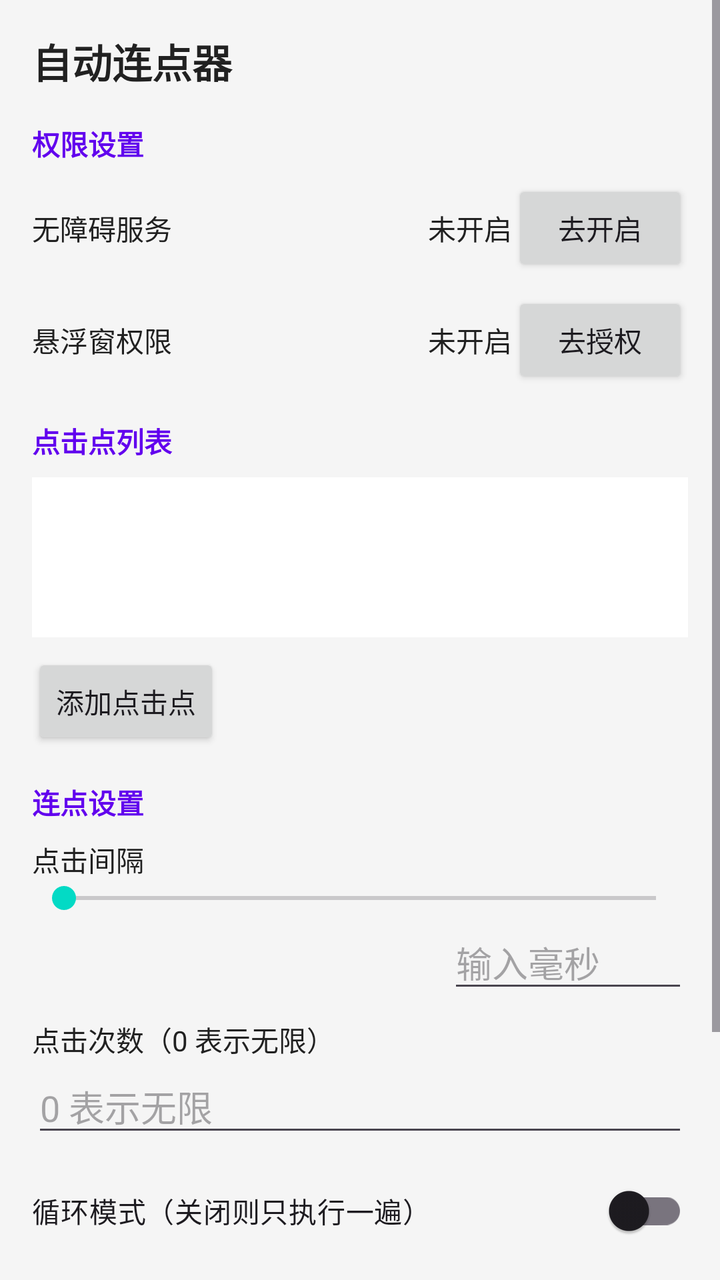
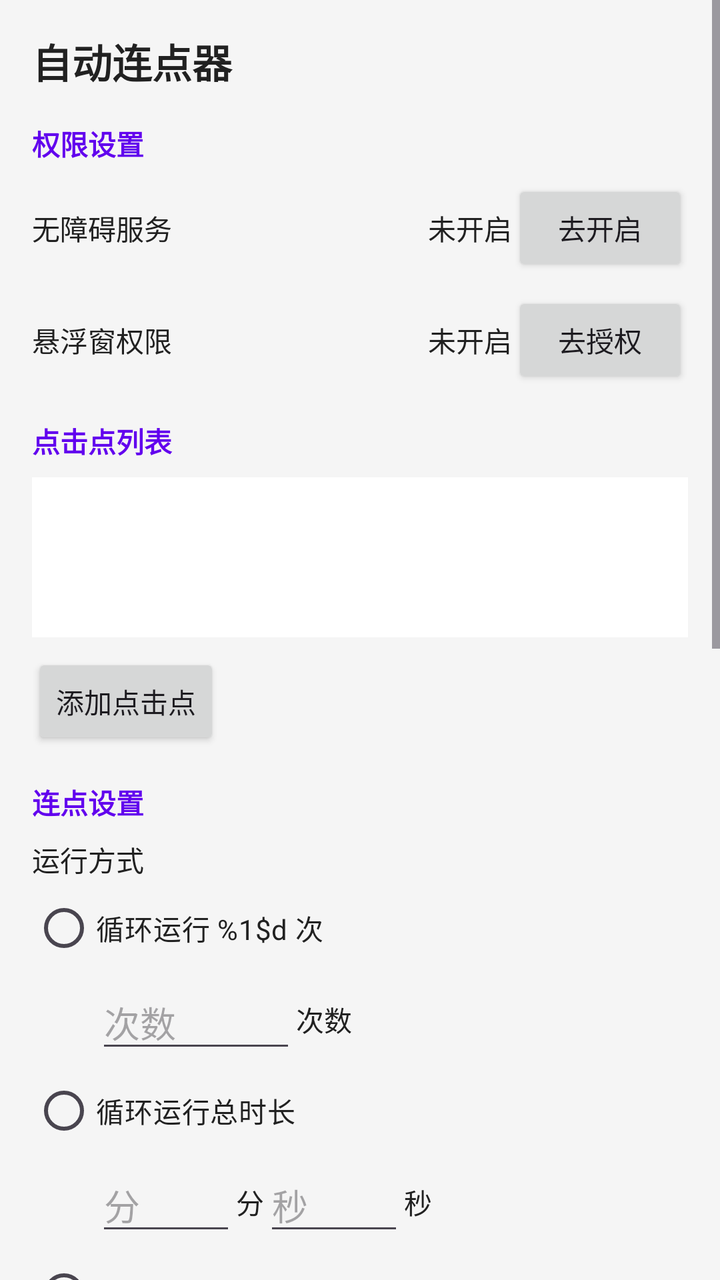

Compare the two renders of this Android layout. The source of the first and the diff that turns it into the second are given below.
<!-- AndroidManifest.xml: application theme Theme.AutoClicker -->
<!-- res/layout/activity_main.xml -->
<?xml version="1.0" encoding="utf-8"?>
<ScrollView xmlns:android="http://schemas.android.com/apk/res/android"
    android:layout_width="match_parent"
    android:layout_height="match_parent"
    android:background="@color/background">

    <LinearLayout
        android:layout_width="match_parent"
        android:layout_height="wrap_content"
        android:orientation="vertical"
        android:padding="@dimen/padding_medium">

        <TextView
            android:layout_width="match_parent"
            android:layout_height="wrap_content"
            android:text="@string/app_name"
            android:textColor="@color/text_primary"
            android:textSize="@dimen/text_size_title"
            android:textStyle="bold" />

        
        <TextView
            android:layout_width="match_parent"
            android:layout_height="wrap_content"
            android:layout_marginTop="@dimen/padding_medium"
            android:text="@string/section_permissions"
            android:textColor="@color/primary"
            android:textStyle="bold" />

        <LinearLayout
            android:layout_width="match_parent"
            android:layout_height="wrap_content"
            android:orientation="horizontal"
            android:gravity="center_vertical"
            android:paddingTop="@dimen/padding_small">

            <TextView
                android:layout_width="0dp"
                android:layout_height="wrap_content"
                android:layout_weight="1"
                android:text="@string/label_permission_accessibility"
                android:textColor="@color/text_primary" />

            <TextView
                android:id="@+id/tv_accessibility_status"
                android:layout_width="wrap_content"
                android:layout_height="wrap_content"
                android:text="@string/status_disabled"
                android:textColor="@color/text_primary" />

            <Button
                android:id="@+id/btn_accessibility"
                android:layout_width="wrap_content"
                android:layout_height="wrap_content"
                android:text="@string/btn_enable" />
        </LinearLayout>

        <LinearLayout
            android:layout_width="match_parent"
            android:layout_height="wrap_content"
            android:orientation="horizontal"
            android:gravity="center_vertical"
            android:paddingTop="@dimen/padding_small">

            <TextView
                android:layout_width="0dp"
                android:layout_height="wrap_content"
                android:layout_weight="1"
                android:text="@string/label_permission_overlay"
                android:textColor="@color/text_primary" />

            <TextView
                android:id="@+id/tv_overlay_status"
                android:layout_width="wrap_content"
                android:layout_height="wrap_content"
                android:text="@string/status_disabled"
                android:textColor="@color/text_primary" />

            <Button
                android:id="@+id/btn_overlay"
                android:layout_width="wrap_content"
                android:layout_height="wrap_content"
                android:text="@string/btn_grant" />
        </LinearLayout>

        
        <TextView
            android:layout_width="match_parent"
            android:layout_height="wrap_content"
            android:layout_marginTop="@dimen/padding_medium"
            android:text="@string/section_points"
            android:textColor="@color/primary"
            android:textStyle="bold" />

        <androidx.recyclerview.widget.RecyclerView
            android:id="@+id/recycler_points"
            android:layout_width="match_parent"
            android:layout_height="wrap_content"
            android:minHeight="80dp"
            android:background="@color/surface"
            android:layout_marginTop="@dimen/padding_small" />

        <Button
            android:id="@+id/btn_add_point"
            android:layout_width="wrap_content"
            android:layout_height="wrap_content"
            android:layout_marginTop="@dimen/padding_small"
            android:text="@string/btn_add_point" />

        
        <TextView
            android:layout_width="match_parent"
            android:layout_height="wrap_content"
            android:layout_marginTop="@dimen/padding_medium"
            android:text="@string/section_settings"
            android:textColor="@color/primary"
            android:textStyle="bold" />

        <TextView
            android:layout_width="match_parent"
            android:layout_height="wrap_content"
            android:layout_marginTop="@dimen/padding_small"
            android:text="@string/label_interval"
            android:textColor="@color/text_primary" />

        <SeekBar
            android:id="@+id/seek_interval"
            android:layout_width="match_parent"
            android:layout_height="wrap_content" />

        <LinearLayout
            android:layout_width="match_parent"
            android:layout_height="wrap_content"
            android:orientation="horizontal"
            android:gravity="center_vertical">

            <TextView
                android:id="@+id/tv_interval_value"
                android:layout_width="0dp"
                android:layout_height="wrap_content"
                android:layout_weight="1"
                android:textColor="@color/text_primary" />

            <EditText
                android:id="@+id/et_interval"
                android:layout_width="120dp"
                android:layout_height="wrap_content"
                android:inputType="number"
                android:hint="@string/hint_interval"
                android:textColor="@color/text_primary" />
        </LinearLayout>

        <TextView
            android:layout_width="match_parent"
            android:layout_height="wrap_content"
            android:layout_marginTop="@dimen/padding_small"
            android:text="@string/label_count"
            android:textColor="@color/text_primary" />

        <EditText
            android:id="@+id/et_count"
            android:layout_width="match_parent"
            android:layout_height="wrap_content"
            android:inputType="number"
            android:hint="@string/hint_count"
            android:textColor="@color/text_primary" />

        <com.google.android.material.switchmaterial.SwitchMaterial
            android:id="@+id/switch_loop"
            android:layout_width="match_parent"
            android:layout_height="wrap_content"
            android:layout_marginTop="@dimen/padding_small"
            android:text="@string/label_loop" />

        
        <TextView
            android:layout_width="match_parent"
            android:layout_height="wrap_content"
            android:layout_marginTop="@dimen/padding_medium"
            android:text="@string/section_control"
            android:textColor="@color/primary"
            android:textStyle="bold" />

        <Button
            android:id="@+id/btn_toggle_overlay"
            android:layout_width="match_parent"
            android:layout_height="wrap_content"
            android:layout_marginTop="@dimen/padding_small"
            android:text="@string/btn_show_overlay" />

        <Button
            android:id="@+id/btn_start_click"
            android:layout_width="match_parent"
            android:layout_height="wrap_content"
            android:layout_marginTop="@dimen/padding_small"
            android:text="@string/start" />

    </LinearLayout>
</ScrollView>
<!-- resources referenced by this layout -->
<resources>
  <color name="background">#F5F5F5</color>
  <color name="primary">#6200EE</color>
  <color name="surface">#FFFFFF</color>
  <color name="text_primary">#212121</color>
  <dimen name="padding_medium">16dp</dimen>
  <dimen name="padding_small">8dp</dimen>
  <dimen name="text_size_title">20sp</dimen>
  <string name="app_name">自动连点器</string>
  <string name="btn_add_point">添加点击点</string>
  <string name="btn_enable">去开启</string>
  <string name="btn_grant">去授权</string>
  <string name="btn_show_overlay">显示悬浮窗</string>
  <string name="hint_count">0 表示无限</string>
  <string name="hint_interval">输入毫秒</string>
  <string name="label_count">点击次数（0 表示无限）</string>
  <string name="label_interval">点击间隔</string>
  <string name="label_loop">循环模式（关闭则只执行一遍）</string>
  <string name="label_permission_accessibility">无障碍服务</string>
  <string name="label_permission_overlay">悬浮窗权限</string>
  <string name="section_control">控制</string>
  <string name="section_permissions">权限设置</string>
  <string name="section_points">点击点列表</string>
  <string name="section_settings">连点设置</string>
  <string name="start">开始</string>
  <string name="status_disabled">未开启</string>
  <style name="Theme.AutoClicker" parent="Theme.Material3.DayNight.NoActionBar">
          <item name="colorPrimary">@color/primary</item>
          <item name="colorPrimaryDark">@color/primary_dark</item>
          <item name="colorAccent">@color/accent</item>
          <item name="android:statusBarColor">@color/primary_dark</item>
          <item name="android:windowBackground">@color/background</item>
      </style>
  <color name="primary_dark">#3700B3</color>
  <color name="accent">#03DAC5</color>
</resources>

<!-- the commit's change to res/layout/activity_main.xml (unified diff, before → after) -->
@@ -120,57 +120,269 @@
             android:layout_width="match_parent"
             android:layout_height="wrap_content"
             android:layout_marginTop="@dimen/padding_small"
+            android:text="@string/label_run_mode"
+            android:textColor="@color/text_primary" />
+
+        <RadioGroup
+            android:id="@+id/rg_run_mode"
+            android:layout_width="match_parent"
+            android:layout_height="wrap_content"
+            android:orientation="vertical">
+
+            <RadioButton
+                android:id="@+id/rb_mode_count"
+                android:layout_width="match_parent"
+                android:layout_height="wrap_content"
+                android:text="@string/run_mode_count"
+                android:textColor="@color/text_primary" />
+
+            <LinearLayout
+                android:layout_width="match_parent"
+                android:layout_height="wrap_content"
+                android:orientation="horizontal"
+                android:gravity="center_vertical"
+                android:paddingStart="32dp">
+
+                <EditText
+                    android:id="@+id/et_run_count"
+                    android:layout_width="100dp"
+                    android:layout_height="wrap_content"
+                    android:inputType="number"
+                    android:hint="@string/run_mode_count_hint"
+                    android:textColor="@color/text_primary" />
+
+                <TextView
+                    android:layout_width="wrap_content"
+                    android:layout_height="wrap_content"
+                    android:text="@string/run_mode_count_hint"
+                    android:textColor="@color/text_primary" />
+            </LinearLayout>
+
+            <RadioButton
+                android:id="@+id/rb_mode_duration"
+                android:layout_width="match_parent"
+                android:layout_height="wrap_content"
+                android:text="@string/run_mode_duration"
+                android:textColor="@color/text_primary" />
+
+            <LinearLayout
+                android:id="@+id/layout_duration"
+                android:layout_width="match_parent"
+                android:layout_height="wrap_content"
+                android:orientation="horizontal"
+                android:gravity="center_vertical"
+                android:paddingStart="32dp">
+
+                <EditText
+                    android:id="@+id/et_duration_min"
+                    android:layout_width="70dp"
+                    android:layout_height="wrap_content"
+                    android:inputType="number"
+                    android:hint="@string/hint_duration_min"
+                    android:textColor="@color/text_primary" />
+
+                <TextView
+                    android:layout_width="wrap_content"
+                    android:layout_height="wrap_content"
+                    android:text="@string/hint_duration_min"
+                    android:textColor="@color/text_primary" />
+
+                <EditText
+                    android:id="@+id/et_duration_sec"
+                    android:layout_width="70dp"
+                    android:layout_height="wrap_content"
+                    android:inputType="number"
+                    android:hint="@string/hint_duration_sec"
+                    android:textColor="@color/text_primary" />
+
+                <TextView
+                    android:layout_width="wrap_content"
+                    android:layout_height="wrap_content"
+                    android:text="@string/hint_duration_sec"
+                    android:textColor="@color/text_primary" />
+            </LinearLayout>
+
+            <RadioButton
+                android:id="@+id/rb_mode_manual"
+                android:layout_width="match_parent"
+                android:layout_height="wrap_content"
+                android:text="@string/run_mode_manual"
+                android:textColor="@color/text_primary" />
+        </RadioGroup>
+
+        
+        <TextView
+            android:layout_width="match_parent"
+            android:layout_height="wrap_content"
+            android:layout_marginTop="@dimen/padding_small"
             android:text="@string/label_interval"
             android:textColor="@color/text_primary" />
 
-        <SeekBar
-            android:id="@+id/seek_interval"
-            android:layout_width="match_parent"
-            android:layout_height="wrap_content" />
-
         <LinearLayout
+            android:id="@+id/layout_interval"
             android:layout_width="match_parent"
             android:layout_height="wrap_content"
             android:orientation="horizontal"
             android:gravity="center_vertical">
 
-            <TextView
-                android:id="@+id/tv_interval_value"
-                android:layout_width="0dp"
-                android:layout_height="wrap_content"
-                android:layout_weight="1"
-                android:textColor="@color/text_primary" />
-
-            <EditText
-                android:id="@+id/et_interval"
-                android:layout_width="120dp"
-                android:layout_height="wrap_content"
-                android:inputType="number"
-                android:hint="@string/hint_interval"
+            <EditText
+                android:id="@+id/et_interval_min"
+                android:layout_width="70dp"
+                android:layout_height="wrap_content"
+                android:inputType="number"
+                android:hint="@string/hint_interval_min"
+                android:textColor="@color/text_primary" />
+
+            <TextView
+                android:layout_width="wrap_content"
+                android:layout_height="wrap_content"
+                android:text="@string/hint_interval_min"
+                android:textColor="@color/text_primary" />
+
+            <EditText
+                android:id="@+id/et_interval_sec"
+                android:layout_width="70dp"
+                android:layout_height="wrap_content"
+                android:inputType="number"
+                android:hint="@string/hint_interval_sec"
+                android:textColor="@color/text_primary" />
+
+            <TextView
+                android:layout_width="wrap_content"
+                android:layout_height="wrap_content"
+                android:text="@string/hint_interval_sec"
+                android:textColor="@color/text_primary" />
+
+            <EditText
+                android:id="@+id/et_interval_ms"
+                android:layout_width="80dp"
+                android:layout_height="wrap_content"
+                android:inputType="number"
+                android:hint="@string/hint_interval_ms"
+                android:textColor="@color/text_primary" />
+
+            <TextView
+                android:layout_width="wrap_content"
+                android:layout_height="wrap_content"
+                android:text="@string/hint_interval_ms"
                 android:textColor="@color/text_primary" />
         </LinearLayout>
 
         <TextView
-            android:layout_width="match_parent"
-            android:layout_height="wrap_content"
-            android:layout_marginTop="@dimen/padding_small"
-            android:text="@string/label_count"
+            android:id="@+id/tv_interval_value"
+            android:layout_width="match_parent"
+            android:layout_height="wrap_content"
             android:textColor="@color/text_primary" />
 
-        <EditText
-            android:id="@+id/et_count"
-            android:layout_width="match_parent"
-            android:layout_height="wrap_content"
-            android:inputType="number"
-            android:hint="@string/hint_count"
+        
+        <TextView
+            android:layout_width="match_parent"
+            android:layout_height="wrap_content"
+            android:layout_marginTop="@dimen/padding_small"
+            android:text="@string/label_speed"
             android:textColor="@color/text_primary" />
 
+        <Spinner
+            android:id="@+id/spinner_speed"
+            android:layout_width="match_parent"
+            android:layout_height="wrap_content"
+            android:layout_marginTop="@dimen/padding_small"
+            android:background="@color/surface" />
+
+        
         <com.google.android.material.switchmaterial.SwitchMaterial
             android:id="@+id/switch_loop"
             android:layout_width="match_parent"
             android:layout_height="wrap_content"
             android:layout_marginTop="@dimen/padding_small"
             android:text="@string/label_loop" />
+
+        
+        <TextView
+            android:layout_width="match_parent"
+            android:layout_height="wrap_content"
+            android:layout_marginTop="@dimen/padding_medium"
+            android:text="@string/section_advanced"
+            android:textColor="@color/primary"
+            android:textStyle="bold" />
+
+        <com.google.android.material.switchmaterial.SwitchMaterial
+            android:id="@+id/switch_random_offset"
+            android:layout_width="match_parent"
+            android:layout_height="wrap_content"
+            android:layout_marginTop="@dimen/padding_small"
+            android:text="@string/label_random_offset" />
+
+        <LinearLayout
+            android:layout_width="match_parent"
+            android:layout_height="wrap_content"
+            android:orientation="horizontal"
+            android:gravity="center_vertical">
+
+            <EditText
+                android:id="@+id/et_random_offset"
+                android:layout_width="100dp"
+                android:layout_height="wrap_content"
+                android:inputType="number"
+                android:hint="@string/hint_random_offset"
+                android:textColor="@color/text_primary" />
+
+            <TextView
+                android:layout_width="wrap_content"
+                android:layout_height="wrap_content"
+                android:text="@string/hint_random_offset"
+                android:textColor="@color/text_primary" />
+        </LinearLayout>
+
+        <com.google.android.material.switchmaterial.SwitchMaterial
+            android:id="@+id/switch_auto_start"
+            android:layout_width="match_parent"
+            android:layout_height="wrap_content"
+            android:layout_marginTop="@dimen/padding_small"
+            android:text="@string/label_auto_start" />
+
+        
+        <LinearLayout
+            android:layout_width="match_parent"
+            android:layout_height="wrap_content"
+            android:orientation="horizontal"
+            android:gravity="center_vertical"
+            android:layout_marginTop="@dimen/padding_small">
+
+            <TextView
+                android:layout_width="wrap_content"
+                android:layout_height="wrap_content"
+                android:text="@string/label_stop_after"
+                android:textColor="@color/text_primary" />
+
+            <EditText
+                android:id="@+id/et_stop_after_min"
+                android:layout_width="70dp"
+                android:layout_height="wrap_content"
+                android:inputType="number"
+                android:hint="@string/hint_duration_min"
+                android:textColor="@color/text_primary" />
+
+            <TextView
+                android:layout_width="wrap_content"
+                android:layout_height="wrap_content"
+                android:text="@string/hint_duration_min"
+                android:textColor="@color/text_primary" />
+
+            <EditText
+                android:id="@+id/et_stop_after_sec"
+                android:layout_width="70dp"
+                android:layout_height="wrap_content"
+                android:inputType="number"
+                android:hint="@string/hint_duration_sec"
+                android:textColor="@color/text_primary" />
+
+            <TextView
+                android:layout_width="wrap_content"
+                android:layout_height="wrap_content"
+                android:text="@string/label_stop_after_tail"
+                android:textColor="@color/text_primary" />
+        </LinearLayout>
 
         
         <TextView
<!-- resource entries referenced after the edit -->
@@ -12,13 +12,27 @@
   <string name="btn_enable">去开启</string>
   <string name="btn_grant">去授权</string>
   <string name="btn_show_overlay">显示悬浮窗</string>
-  <string name="hint_count">0 表示无限</string>
-  <string name="hint_interval">输入毫秒</string>
-  <string name="label_count">点击次数（0 表示无限）</string>
+  <string name="hint_duration_min">分</string>
+  <string name="hint_duration_sec">秒</string>
+  <string name="hint_interval_min">分</string>
+  <string name="hint_interval_ms">毫秒</string>
+  <string name="hint_interval_sec">秒</string>
+  <string name="hint_random_offset">像素</string>
+  <string name="label_auto_start">启动后自动运行</string>
   <string name="label_interval">点击间隔</string>
   <string name="label_loop">循环模式（关闭则只执行一遍）</string>
   <string name="label_permission_accessibility">无障碍服务</string>
   <string name="label_permission_overlay">悬浮窗权限</string>
+  <string name="label_random_offset">运行时点击位置随机微调（模仿手动操作）</string>
+  <string name="label_run_mode">运行方式</string>
+  <string name="label_speed">运行速度</string>
+  <string name="label_stop_after">运行</string>
+  <string name="label_stop_after_tail">分  秒后自动停止</string>
+  <string name="run_mode_count">循环运行 %1$d 次</string>
+  <string name="run_mode_count_hint">次数</string>
+  <string name="run_mode_duration">循环运行总时长</string>
+  <string name="run_mode_manual">循环运行至手动停止</string>
+  <string name="section_advanced">高级设置</string>
   <string name="section_control">控制</string>
   <string name="section_permissions">权限设置</string>
   <string name="section_points">点击点列表</string>
